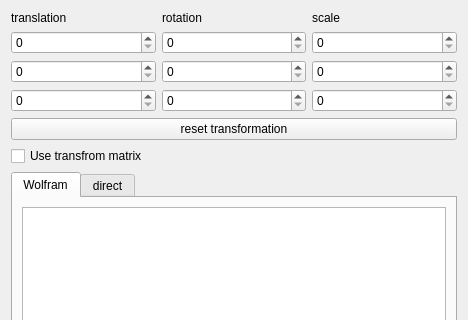
SylvainDeker/Radium-Engine, file Applications/MainApplication_BE/Gui/ui/EditionWidget.ui: the form before one commit; both pictures show x 0 to 468 and y 0 to 320 of the 468 by 557 pixel window.
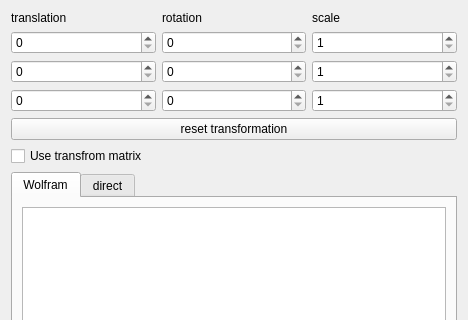
The form after the commit.

Commit message: correction probleme mineur

Patch:
```diff
--- a/Applications/MainApplication_BE/Gui/ui/EditionWidget.ui
+++ b/Applications/MainApplication_BE/Gui/ui/EditionWidget.ui
@@ -48,7 +48,11 @@
      <item row="1" column="0">
       <layout class="QGridLayout" name="gridLayout_4">
        <item row="2" column="2">
-        <widget class="QSpinBox" name="m_scale_y"/>
+        <widget class="QSpinBox" name="m_scale_y">
+         <property name="minimum">
+          <number>1</number>
+         </property>
+        </widget>
        </item>
        <item row="1" column="0">
         <widget class="QSpinBox" name="m_translation_x"/>
@@ -64,7 +68,11 @@
         </widget>
        </item>
        <item row="1" column="2">
-        <widget class="QSpinBox" name="m_scale_x"/>
+        <widget class="QSpinBox" name="m_scale_x">
+         <property name="minimum">
+          <number>1</number>
+         </property>
+        </widget>
        </item>
        <item row="0" column="2">
         <widget class="QLabel" name="label_3">
@@ -86,7 +94,11 @@
         <widget class="QSpinBox" name="m_translation_y"/>
        </item>
        <item row="3" column="2">
-        <widget class="QSpinBox" name="m_scale_z"/>
+        <widget class="QSpinBox" name="m_scale_z">
+         <property name="minimum">
+          <number>1</number>
+         </property>
+        </widget>
        </item>
        <item row="0" column="0">
         <widget class="QLabel" name="label">
```
The commit also changes 1 other file.
